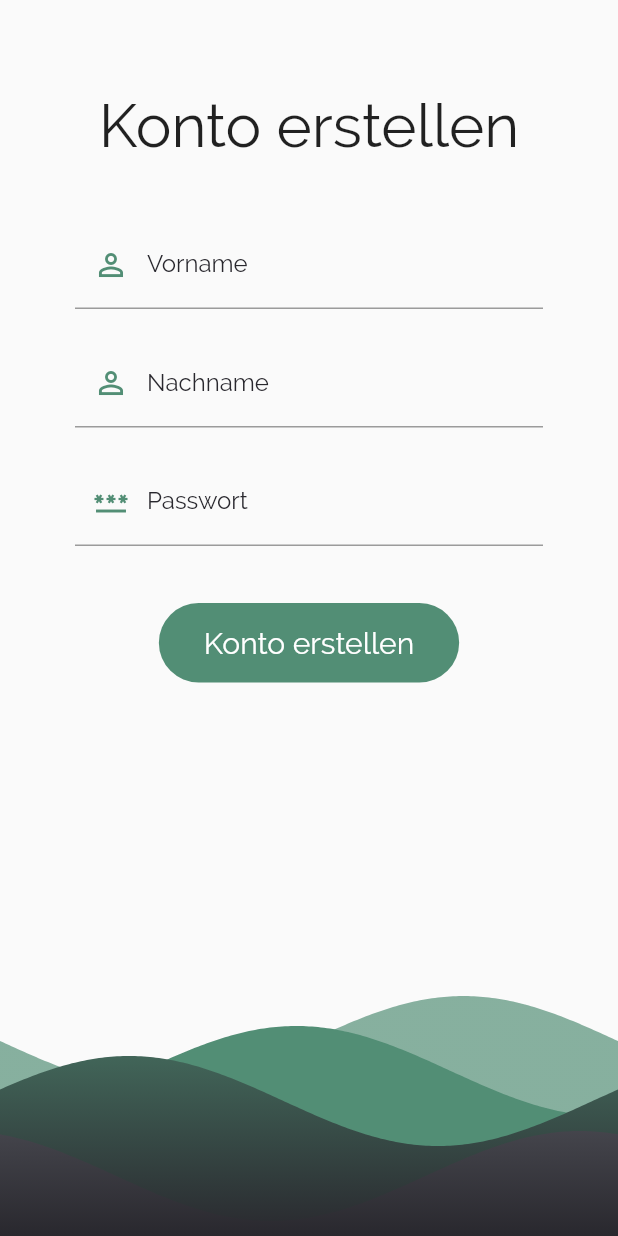
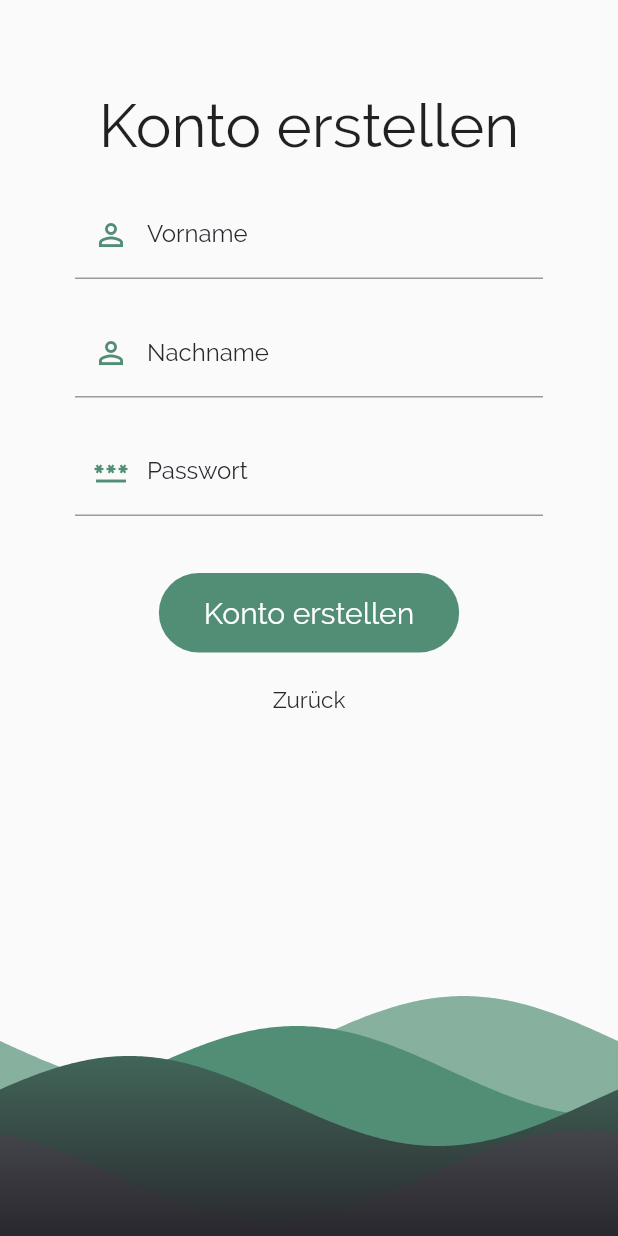
Before and after one commit to janbellenberg/smarthome, a Flutter app: the LoginPage screen opened directly, after a tap on "Konto erstellen", on a phone screen of 412 x 824 dp. Run offline on Flutter 3.47's test engine with Material 2 defaults, Android fonts, the phone set to English and light mode, and no system bars; drawn by our look-alikes of wave; our stand-ins replace curved_navigation_bar, qr_flutter, weather_icons, yaml; missing offline and left inert: shared_preferences_web; project files that could hold a hidden picture were left out.

Commit message:
Fixed design issues

```diff
--- a/src/app/smarthome/lib/main.dart
+++ b/src/app/smarthome/lib/main.dart
@@ -34,6 +34,7 @@ class Main extends StatelessWidget {
     return MaterialApp(
       title: 'SmartHome',
       theme: LightTheme,
+      debugShowCheckedModeBanner: false,
       home: Stack(
         children: [
           this.isLoggedIn ? App() : LoginPage(),
--- a/src/app/smarthome/lib/pages/home.dart
+++ b/src/app/smarthome/lib/pages/home.dart
@@ -3,7 +3,7 @@ import 'package:Smarthome/models/building.dart';
 import 'package:Smarthome/models/room.dart';
 import 'package:Smarthome/pages/room_details.dart';
 import 'package:Smarthome/widgets/heroStyleBuilder.dart';
-import 'package:Smarthome/widgets/invite.dart';
+import 'package:Smarthome/pages/invite.dart';
 import 'package:Smarthome/widgets/rounded_container.dart';
 import 'package:Smarthome/widgets/weather.dart';
 import 'package:flutter/material.dart';
--- a/src/app/smarthome/lib/pages/info.dart
+++ b/src/app/smarthome/lib/pages/info.dart
@@ -35,7 +35,7 @@ class InfoPage extends StatelessWidget {
             ),
             Expanded(
               child: Container(
-                margin: EdgeInsets.symmetric(horizontal: 30.0),
+                margin: EdgeInsets.symmetric(horizontal: 20.0),
                 width: double.infinity,
                 decoration: BoxDecoration(
                   color: Theme.of(context).backgroundColor,
--- a/src/app/smarthome/lib/widgets/invite.dart
+++ b/src/app/smarthome/lib/pages/invite.dart
@@ -49,14 +49,14 @@ class _InvitePageState extends State<InvitePage> {
               ),
               child: SingleChildScrollView(
                 child: Padding(
-                  padding: const EdgeInsets.only(top: 20.0, bottom: 20.0),
+                  padding: const EdgeInsets.all(20.0),
                   child: Column(
                     mainAxisAlignment: MainAxisAlignment.center,
                     children: [
                       QrImage(
                         data: "test",
                         version: 9,
-                        size: 300.0,
+                        size: 250.0,
                       ),
                     ],
                   ),
--- a/src/app/smarthome/lib/pages/login.dart
+++ b/src/app/smarthome/lib/pages/login.dart
@@ -29,8 +29,8 @@ class _LoginPageState extends State<LoginPage> {
                 ),
                 RoundedTextField(
                   padding: const EdgeInsets.only(
-                    left: 50.0,
-                    right: 50.0,
+                    left: 40.0,
+                    right: 40.0,
                     top: 40.0,
                     bottom: 20.0,
                   ),
@@ -40,8 +40,8 @@ class _LoginPageState extends State<LoginPage> {
                 ),
                 RoundedTextField(
                   padding: const EdgeInsets.only(
-                    left: 50.0,
-                    right: 50.0,
+                    left: 40.0,
+                    right: 40.0,
                     top: 10.0,
                     bottom: 40.0,
                   ),
@@ -53,7 +53,7 @@ class _LoginPageState extends State<LoginPage> {
                   onPressed: () => {},
                   child: Container(
                     padding:
-                        EdgeInsets.symmetric(horizontal: 30.0, vertical: 15.0),
+                        EdgeInsets.symmetric(horizontal: 50.0, vertical: 15.0),
                     decoration: BoxDecoration(
                       color: Theme.of(context).accentColor,
                       borderRadius: BorderRadius.all(
@@ -65,12 +65,12 @@ class _LoginPageState extends State<LoginPage> {
                   ),
                 ),
                 TextButton(
-                  onPressed: () => {
-                    Navigator.push(
-                      context,
-                      MaterialPageRoute(builder: (context) => SignUpPage()),
-                    )
-                  },
+                  onPressed: () => Navigator.push(
+                    context,
+                    MaterialPageRoute(
+                      builder: (context) => SignUpPage(),
+                    ),
+                  ),
                   child: Hero(
                     flightShuttleBuilder: flightShuttleBuilder,
                     tag: "sign-up",
--- a/src/app/smarthome/lib/pages/sign_up.dart
+++ b/src/app/smarthome/lib/pages/sign_up.dart
@@ -34,7 +34,7 @@ class _SignUpPageState extends State<SignUpPage> {
                   padding: const EdgeInsets.only(
                     left: 50.0,
                     right: 50.0,
-                    top: 40.0,
+                    top: 20.0,
                     bottom: 10.0,
                   ),
                   labelText: "Vorname",
@@ -78,6 +78,13 @@ class _SignUpPageState extends State<SignUpPage> {
                         style: TextStyle(fontSize: 20.0, color: WHITE)),
                   ),
                 ),
+                TextButton(
+                  onPressed: () => Navigator.pop(context),
+                  child: Text("Zurück",
+                      style: TextStyle(
+                          fontSize: 15.0,
+                          color: Theme.of(context).primaryColor)),
+                ),
                 Spacer(),
                 WaveAnimation(),
               ],
--- a/src/app/smarthome/lib/pages/wait.dart
+++ b/src/app/smarthome/lib/pages/wait.dart
@@ -24,7 +24,7 @@ class WaitingPage extends StatelessWidget {
               ),
             ),
             Text(
-              "Bitte warten...",
+              "Bitte warten",
               textAlign: TextAlign.center,
               style: TextStyle(
                 color: Theme.of(context).accentColor,
--- a/src/app/smarthome/lib/widgets/device_item.dart
+++ b/src/app/smarthome/lib/widgets/device_item.dart
@@ -24,10 +24,10 @@ class DeviceItem extends StatelessWidget {
               Icon(
                 deviceIcons[device.type],
                 color: Theme.of(context).accentColor,
-                size: 50.0,
+                size: 40.0,
               ),
               Padding(
-                padding: const EdgeInsets.only(left: 30.0),
+                padding: const EdgeInsets.only(left: 20.0),
                 child: Column(
                   crossAxisAlignment: CrossAxisAlignment.start,
                   children: [
```
